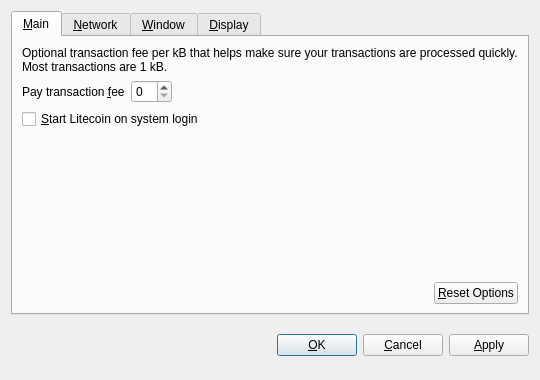
Above: src/qt/forms/optionsdialog.ui from 60E/naocanfen before the change. Below: the same form after it.
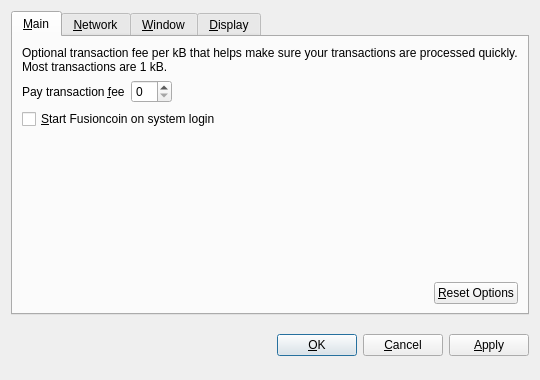
That is the form after the change. Custom widgets are drawn as their Qt base class.

Commit message: 所有 litecoin 相关代码换成 fusioncoin

```diff
--- a/src/qt/forms/optionsdialog.ui
+++ b/src/qt/forms/optionsdialog.ui
@@ -82,7 +82,7 @@
           <string>Automatically start Litecoin after logging in to the system.</string>
          </property>
          <property name="text">
-          <string>&amp;Start Litecoin on system login</string>
+          <string>&amp;Start Fusioncoin on system login</string>
          </property>
         </widget>
        </item>
```
Left out of the diff: 10 changed lines with no effect on the pictures. The commit also changes 85 other files.
